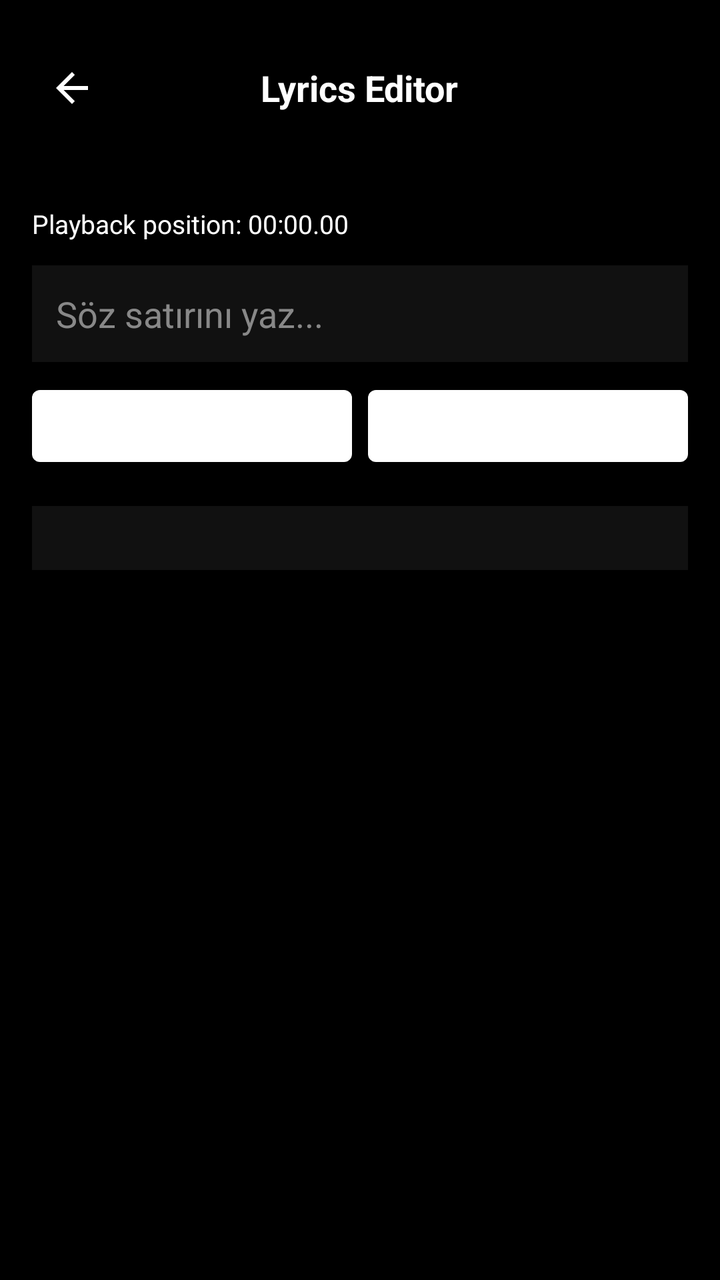
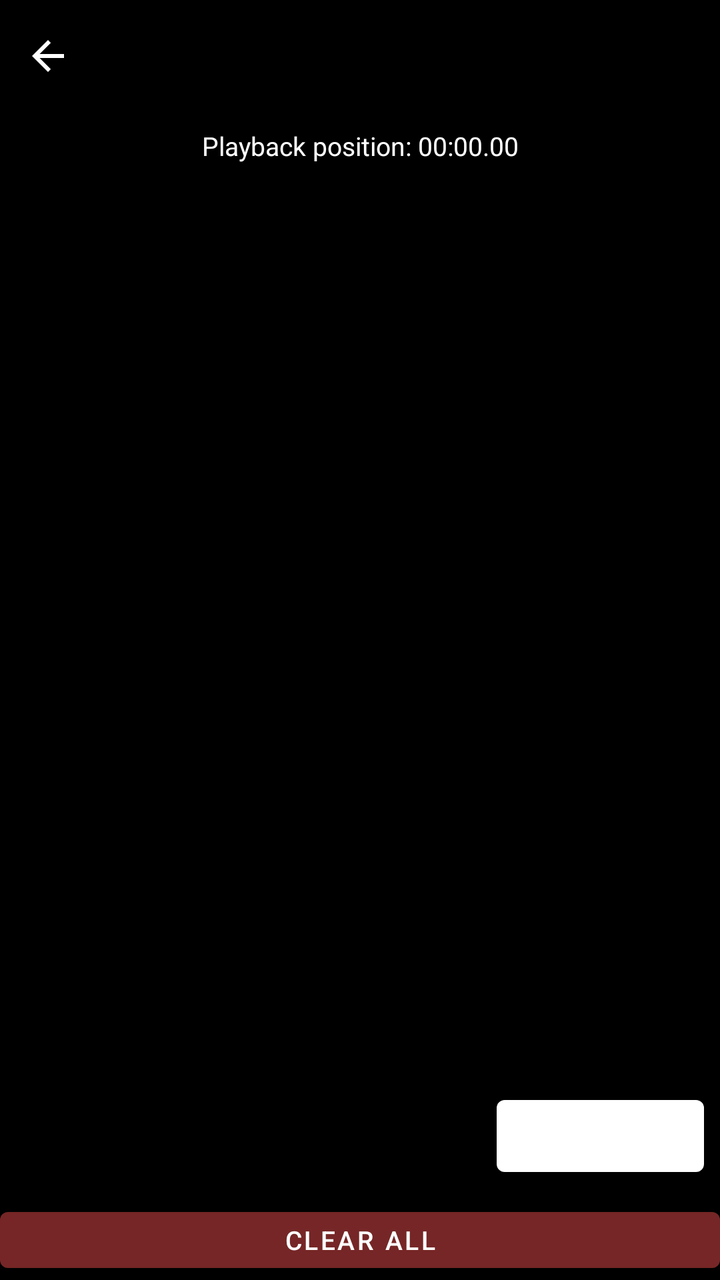

Screens rendered from an Android XML layout before and after an edit, with the pre-edit source and the edit as a unified diff.
<!-- AndroidManifest.xml: application theme AppTheme -->
<!-- res/layout/activity_lyrics_editor.xml -->
<?xml version="1.0" encoding="utf-8"?>
<ScrollView xmlns:android="http://schemas.android.com/apk/res/android"
    android:layout_width="match_parent"
    android:layout_height="match_parent"
    android:background="@color/bg_primary">

    <LinearLayout
        android:layout_width="match_parent"
        android:layout_height="wrap_content"
        android:orientation="vertical"
        android:padding="16dp">

        <RelativeLayout
            android:layout_width="match_parent"
            android:layout_height="56dp"
            android:layout_marginBottom="8dp">

            <ImageButton
                android:id="@+id/btnBack"
                android:layout_width="40dp"
                android:layout_height="40dp"
                android:layout_centerVertical="true"
                android:background="?attr/selectableItemBackgroundBorderless"
                android:src="@drawable/ic_back"
                android:tint="@color/text_primary" />

            <TextView
                android:layout_width="wrap_content"
                android:layout_height="wrap_content"
                android:layout_centerInParent="true"
                android:text="@string/title_lyrics_editor"
                android:textColor="@color/text_primary"
                android:textSize="18sp"
                android:textStyle="bold" />
        </RelativeLayout>

        <TextView
            android:id="@+id/tvLyricsSongTitle"
            android:layout_width="wrap_content"
            android:layout_height="wrap_content"
            android:layout_marginBottom="4dp"
            android:textColor="@color/text_secondary"
            android:textSize="14sp" />

        <TextView
            android:id="@+id/tvCurrentPos"
            android:layout_width="wrap_content"
            android:layout_height="wrap_content"
            android:layout_marginBottom="12dp"
            android:text="@string/lyrics_position_hint"
            android:textColor="@color/accent"
            android:textSize="13sp" />

        <EditText
            android:id="@+id/etNewLine"
            android:layout_width="match_parent"
            android:layout_height="wrap_content"
            android:hint="Söz satırını yaz..."
            android:textColor="@color/text_primary"
            android:textColorHint="@color/text_dim"
            android:background="@color/bg_card"
            android:padding="12dp" />

        <LinearLayout
            android:layout_width="match_parent"
            android:layout_height="wrap_content"
            android:orientation="horizontal"
            android:layout_marginTop="8dp"
            android:layout_marginBottom="16dp">

            <Button
                android:id="@+id/btnAddLineNow"
                android:layout_width="0dp"
                android:layout_height="wrap_content"
                android:layout_weight="1"
                android:layout_marginEnd="8dp"
                android:text="@string/btn_add_now" />

            <Button
                android:id="@+id/btnClearLyrics"
                android:layout_width="0dp"
                android:layout_height="wrap_content"
                android:layout_weight="1"
                android:text="@string/btn_clear_all" />
        </LinearLayout>

        <LinearLayout
            android:id="@+id/lyricsLinesContainer"
            android:layout_width="match_parent"
            android:layout_height="wrap_content"
            android:background="@color/bg_card"
            android:padding="16dp"
            android:orientation="vertical" />

    </LinearLayout>
</ScrollView>
<!-- resources referenced by this layout -->
<resources>
  <color name="accent">#FFFFFFFF</color>
  <color name="bg_card">#FF111111</color>
  <color name="bg_primary">#FF000000</color>
  <color name="text_dim">#FF888888</color>
  <color name="text_primary">#FFFFFFFF</color>
  <color name="text_secondary">#FFBBBBBB</color>
  <!-- drawable ic_back (drawable) -->
  <vector xmlns:android="http://schemas.android.com/apk/res/android"
      android:width="24dp" android:height="24dp"
      android:viewportWidth="24" android:viewportHeight="24">
      <path android:fillColor="@android:color/white"
          android:pathData="M20,11H7.83l5.59-5.59L12,4l-8,8 8,8 1.41-1.41L7.83,13H20v-2z"/>
  </vector>
  <string name="btn_add_now">Add Now</string>
  <string name="btn_clear_all">Clear All</string>
  <string name="lyrics_position_hint">Playback position: 00:00.00</string>
  <string name="title_lyrics_editor">Lyrics Editor</string>
  <style name="AppTheme" parent="Theme.MaterialComponents.DayNight.NoActionBar">
          <item name="colorPrimary">@color/accent</item>
          <item name="colorPrimaryDark">@color/bg</item>
          <item name="colorAccent">@color/accent</item>
          <item name="android:windowBackground">@color/bg</item>
          <item name="android:statusBarColor">@color/bg</item>
          <item name="android:navigationBarColor">@color/surface</item>
      </style>
  <color name="bg">#FF000000</color>
  <color name="surface">#FF0E0E0E</color>
</resources>

<!-- the commit's change to res/layout/activity_lyrics_editor.xml (unified diff, before → after) -->
@@ -1,96 +1,69 @@
 <?xml version="1.0" encoding="utf-8"?>
-<ScrollView xmlns:android="http://schemas.android.com/apk/res/android"
+<LinearLayout xmlns:android="http://schemas.android.com/apk/res/android"
+    android:id="@+id/lyricsRootLayout"
     android:layout_width="match_parent"
     android:layout_height="match_parent"
-    android:background="@color/bg_primary">
+    android:orientation="vertical"
+    android:background="@color/bg">
 
-    <LinearLayout
+    
+    <LinearLayout android:layout_width="match_parent" android:layout_height="56dp"
+        android:orientation="horizontal" android:gravity="center_vertical">
+        <ImageButton android:id="@+id/btnBack"
+            android:layout_width="48dp" android:layout_height="48dp"
+            android:src="@drawable/ic_back"
+            android:background="?attr/selectableItemBackgroundBorderless"/>
+        <TextView android:id="@+id/tvLyricsSongTitle"
+            android:layout_width="0dp" android:layout_height="wrap_content"
+            android:layout_weight="1"
+            android:textColor="@color/text_primary"
+            android:textSize="15sp"
+            android:fontFamily="sans-serif-medium"
+            android:ellipsize="end"
+            android:singleLine="true"/>
+    </LinearLayout>
+
+    
+    <TextView android:id="@+id/tvCurrentPos"
         android:layout_width="match_parent"
         android:layout_height="wrap_content"
-        android:orientation="vertical"
-        android:padding="16dp">
+        android:text="Playback position: 00:00.00"
+        android:textColor="@color/accent"
+        android:textSize="13sp"
+        android:padding="8dp"
+        android:gravity="center"/>
 
-        <RelativeLayout
-            android:layout_width="match_parent"
-            android:layout_height="56dp"
-            android:layout_marginBottom="8dp">
+    
+    <LinearLayout
+        android:id="@+id/lyricsLinesContainer"
+        android:layout_width="match_parent"
+        android:layout_height="0dp"
+        android:layout_weight="1"
+        android:orientation="vertical"/>
 
-            <ImageButton
-                android:id="@+id/btnBack"
-                android:layout_width="40dp"
-                android:layout_height="40dp"
-                android:layout_centerVertical="true"
-                android:background="?attr/selectableItemBackgroundBorderless"
-                android:src="@drawable/ic_back"
-                android:tint="@color/text_primary" />
-
-            <TextView
-                android:layout_width="wrap_content"
-                android:layout_height="wrap_content"
-                android:layout_centerInParent="true"
-                android:text="@string/title_lyrics_editor"
-                android:textColor="@color/text_primary"
-                android:textSize="18sp"
-                android:textStyle="bold" />
-        </RelativeLayout>
-
-        <TextView
-            android:id="@+id/tvLyricsSongTitle"
+    
+    <LinearLayout android:layout_width="match_parent" android:layout_height="wrap_content"
+        android:orientation="horizontal"
+        android:padding="8dp">
+        <EditText android:id="@+id/etNewLine"
+            android:layout_width="0dp" android:layout_height="wrap_content"
+            android:layout_weight="1"
+            android:hint="Type lyric line…"
+            android:textColor="@color/text_primary"
+            android:imeOptions="actionDone"
+            android:maxLines="2"/>
+        <Button android:id="@+id/btnAddLineNow"
             android:layout_width="wrap_content"
             android:layout_height="wrap_content"
-            android:layout_marginBottom="4dp"
-            android:textColor="@color/text_secondary"
-            android:textSize="14sp" />
+            android:text="Add Now"
+            android:layout_marginStart="6dp"/>
+    </LinearLayout>
 
-        <TextView
-            android:id="@+id/tvCurrentPos"
-            android:layout_width="wrap_content"
-            android:layout_height="wrap_content"
-            android:layout_marginBottom="12dp"
-            android:text="@string/lyrics_position_hint"
-            android:textColor="@color/accent"
-            android:textSize="13sp" />
-
-        <EditText
-            android:id="@+id/etNewLine"
-            android:layout_width="match_parent"
-            android:layout_height="wrap_content"
-            android:hint="Söz satırını yaz..."
-            android:textColor="@color/text_primary"
-            android:textColorHint="@color/text_dim"
-            android:background="@color/bg_card"
-            android:padding="12dp" />
-
-        <LinearLayout
-            android:layout_width="match_parent"
-            android:layout_height="wrap_content"
-            android:orientation="horizontal"
-            android:layout_marginTop="8dp"
-            android:layout_marginBottom="16dp">
-
-            <Button
-                android:id="@+id/btnAddLineNow"
-                android:layout_width="0dp"
-                android:layout_height="wrap_content"
-                android:layout_weight="1"
-                android:layout_marginEnd="8dp"
-                android:text="@string/btn_add_now" />
-
-            <Button
-                android:id="@+id/btnClearLyrics"
-                android:layout_width="0dp"
-                android:layout_height="wrap_content"
-                android:layout_weight="1"
-                android:text="@string/btn_clear_all" />
-        </LinearLayout>
-
-        <LinearLayout
-            android:id="@+id/lyricsLinesContainer"
-            android:layout_width="match_parent"
-            android:layout_height="wrap_content"
-            android:background="@color/bg_card"
-            android:padding="16dp"
-            android:orientation="vertical" />
-
-    </LinearLayout>
-</ScrollView>
+    
+    <Button android:id="@+id/btnClearLyrics"
+        android:layout_width="match_parent"
+        android:layout_height="40dp"
+        android:text="Clear All"
+        android:textSize="13sp"
+        android:backgroundTint="#44FF5252"/>
+</LinearLayout>
<!-- resource entries referenced after the edit -->
@@ -1,11 +1,7 @@
 <!-- resources referenced by this layout -->
 <resources>
   <color name="accent">#FFFFFFFF</color>
-  <color name="bg_card">#FF111111</color>
-  <color name="bg_primary">#FF000000</color>
-  <color name="text_dim">#FF888888</color>
   <color name="text_primary">#FFFFFFFF</color>
-  <color name="text_secondary">#FFBBBBBB</color>
   <!-- drawable ic_back (drawable) -->
   <vector xmlns:android="http://schemas.android.com/apk/res/android"
       android:width="24dp" android:height="24dp"
@@ -13,10 +9,6 @@
       <path android:fillColor="@android:color/white"
           android:pathData="M20,11H7.83l5.59-5.59L12,4l-8,8 8,8 1.41-1.41L7.83,13H20v-2z"/>
   </vector>
-  <string name="btn_add_now">Add Now</string>
-  <string name="btn_clear_all">Clear All</string>
-  <string name="lyrics_position_hint">Playback position: 00:00.00</string>
-  <string name="title_lyrics_editor">Lyrics Editor</string>
   <style name="AppTheme" parent="Theme.MaterialComponents.DayNight.NoActionBar">
           <item name="colorPrimary">@color/accent</item>
           <item name="colorPrimaryDark">@color/bg</item>
